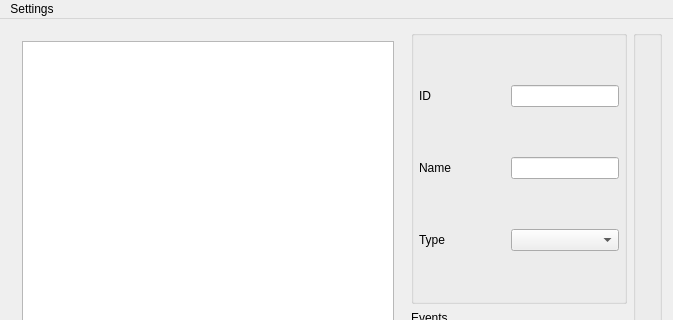
First picture: the form in splash/mainwindow.ui, repository odencat/Splash, before the edit; both pictures show x 0 to 673 and y 0 to 320 of the 673 by 595 pixel window.
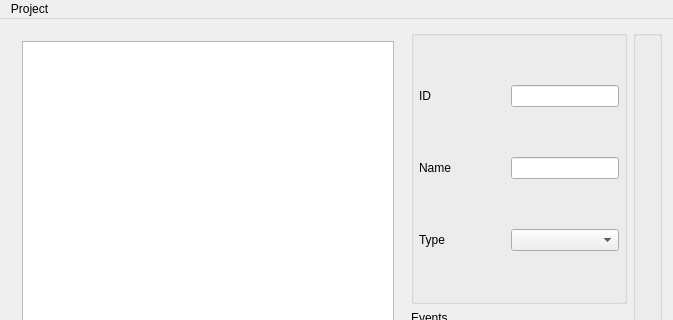
Second picture: the form after the edit. Icons and pictures are not drawn.

Commit message: Created ProjectFile(*spl) and added the load functionality

What changed in the file:
```diff
--- a/splash/mainwindow.ui
+++ b/splash/mainwindow.ui
@@ -371,7 +371,7 @@
    </property>
    <widget class="QMenu" name="menuSettings">
     <property name="title">
-     <string>Settings</string>
+     <string>Project</string>
     </property>
     <addaction name="actionSet_Animation_Directory"/>
     <addaction name="actionSet_Image_Directory"/>
```
Left out of the diff: 5 changed lines with no effect on the pictures. The commit also changes 9 other files.
